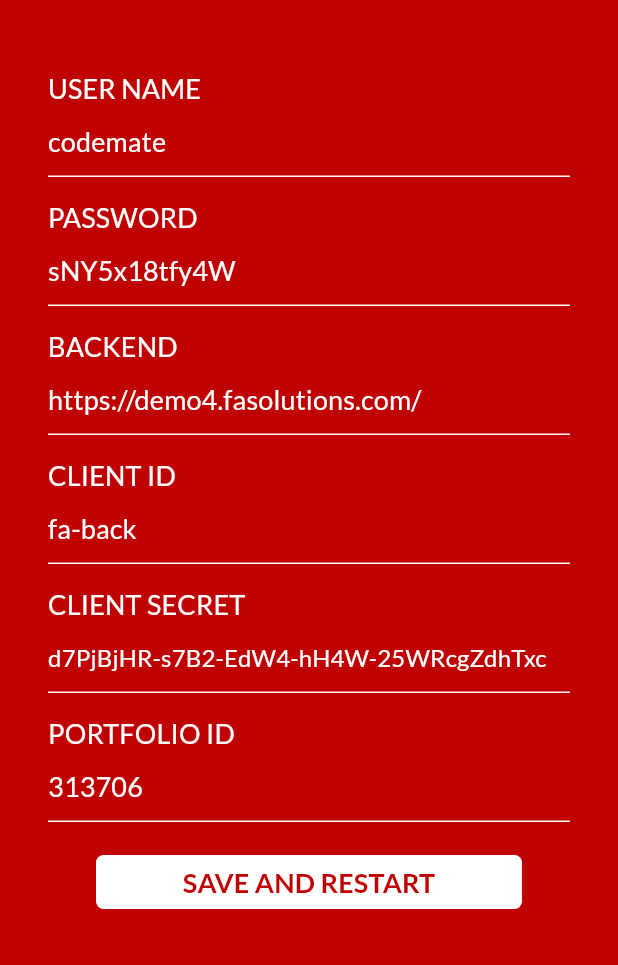
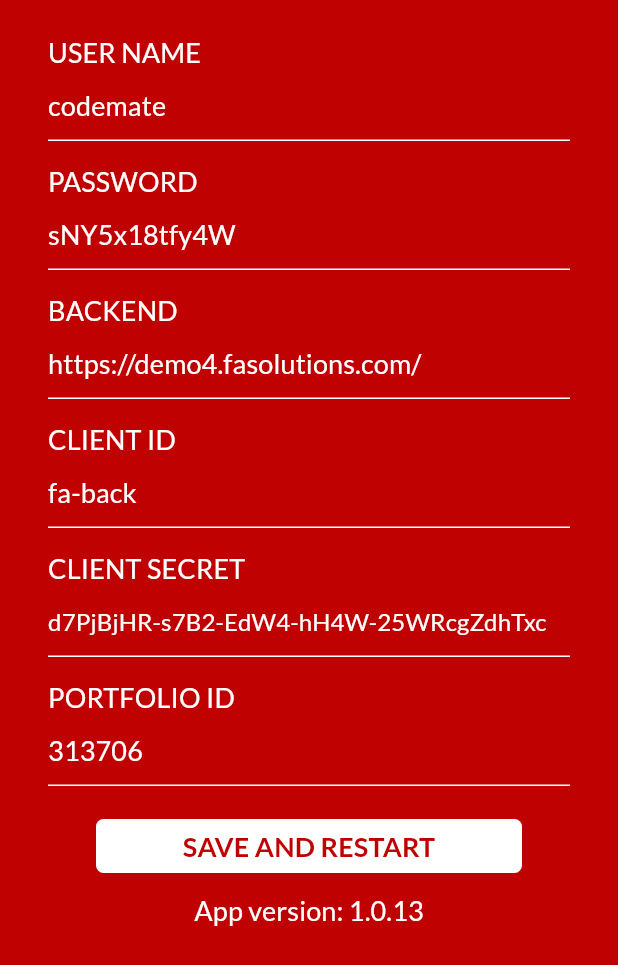
Before and after one commit to janevala/fa_bank, a Flutter app: the BackendScreen screen opened by its route, on a phone screen of 412 x 824 dp. Shown: the top 965 px of the screen. Run offline on Flutter 3.47's test engine with Material 2 defaults, Android fonts, the phone set to English and light mode, and no system bars; our stand-ins replace bloc, community_material_icon, dio, fl_chart, flutter_bloc, flutter_money_formatter and 4 more; missing offline and left inert: date_range_picker; accounts and stored records are empty; generated files the repository leaves out were written again.

```diff
--- a/lib/ui/backend_screen.dart
+++ b/lib/ui/backend_screen.dart
@@ -7,11 +7,24 @@ import 'package:fa_bank/utils/shared_preferences_manager.dart';
 import 'package:flutter/cupertino.dart';
 import 'package:flutter/material.dart';
 import 'package:flutter/services.dart';
+import 'package:package_info/package_info.dart';
 
 final SharedPreferencesManager _sharedPreferencesManager = locator<SharedPreferencesManager>();
 
-class BackendScreen extends StatelessWidget {
+class BackendScreen extends StatefulWidget {
   static const String route = '/backend_screen';
+
+  @override
+  _BackendScreenState createState() => _BackendScreenState();
+}
+
+class _BackendScreenState extends State<BackendScreen> {
+  PackageInfo _packageInfo = PackageInfo(
+    appName: 'Unknown',
+    packageName: 'Unknown',
+    version: 'Unknown',
+    buildNumber: 'Unknown',
+  );
 
   TextEditingController _controllerUserName = TextEditingController();
   TextEditingController _controllerPassword = TextEditingController();
@@ -19,6 +32,13 @@ class BackendScreen extends StatelessWidget {
   TextEditingController _controllerClientId = TextEditingController();
   TextEditingController _controllerClientSecret = TextEditingController();
   TextEditingController _controllerPortfolioId = TextEditingController();
+
+  @override
+  void initState() {
+    super.initState();
+
+    _initPackageInfo();
+  }
 
   @override
   Widget build(BuildContext context) {
@@ -35,32 +55,34 @@ class BackendScreen extends StatelessWidget {
       body: SafeArea(
         child: Container(
           child: Padding(
-            padding: EdgeInsets.all(32),
+            padding: EdgeInsets.only(top: 16, left: 32, right: 32),
             child: SingleChildScrollView(
                 child: ListView(
                   shrinkWrap: true,
                   physics: const NeverScrollableScrollPhysics(),
                   children: <Widget>[
-                    _widgetSizedBox(16),
+                    SizedBox(height: 8),
                     _widgetLabel(context, 'USER NAME'),
                     _widgetFieldUserName(context),
-                    _widgetSizedBox(16),
+                    SizedBox(height: 16),
                     _widgetLabel(context, 'PASSWORD'),
                     _widgetFieldPlainTextPassword(context),
-                    _widgetSizedBox(16),
+                    SizedBox(height: 16),
                     _widgetLabel(context, 'BACKEND'),
                     _widgetFieldBackend(context),
-                    _widgetSizedBox(16),
+                    SizedBox(height: 16),
                     _widgetLabel(context, 'CLIENT ID'),
                     _widgetFieldClientId(context),
-                    _widgetSizedBox(16),
+                    SizedBox(height: 16),
                     _widgetLabel(context, 'CLIENT SECRET'),
                     _widgetFieldClientSecret(context),
-                    _widgetSizedBox(16),
+                    SizedBox(height: 16),
                     _widgetLabel(context, 'PORTFOLIO ID'),
                     _widgetFieldPortfolioId(context),
-                    _widgetSizedBox(16),
+                    SizedBox(height: 16),
                     _widgetSaveAndReboot(context),
+                    SizedBox(height: 8),
+                    _widgetVersion(context)
                   ],
                 ),
             ),
@@ -259,5 +281,23 @@ class BackendScreen extends StatelessWidget {
     );
   }
 
-  Widget _widgetSizedBox(double height) => SizedBox(height: height);
+  Widget _widgetVersion(BuildContext context) {
+    return Center(
+      child: Text(
+        'App version: ' + _packageInfo.version,
+        style: Theme.of(context).textTheme.subtitle2.merge(
+          TextStyle(
+            color: Colors.white,
+          ),
+        ),
+      ),
+    );
+  }
+
+  Future<void> _initPackageInfo() async {
+    final PackageInfo info = await PackageInfo.fromPlatform();
+    setState(() {
+      _packageInfo = info;
+    });
+  }
 }
--- a/pubspec.yaml
+++ b/pubspec.yaml
@@ -3,7 +3,7 @@ description: FA Bank
 
 publish_to: 'none' # Remove this line if you wish to publish to pub.dev
 
-version: 1.0.10+10
+version: 1.0.13+13
 
 environment:
   sdk: ">=2.7.0 <3.0.0"
@@ -25,6 +25,7 @@ dependencies:
   url_launcher:
   date_range_picker:
   flutter_money_formatter:
+  package_info:
 
 dev_dependencies:
   flutter_test:
```
Also changed, not shown: lib/ui/landing_screen.dart (+45 -6 lines).
